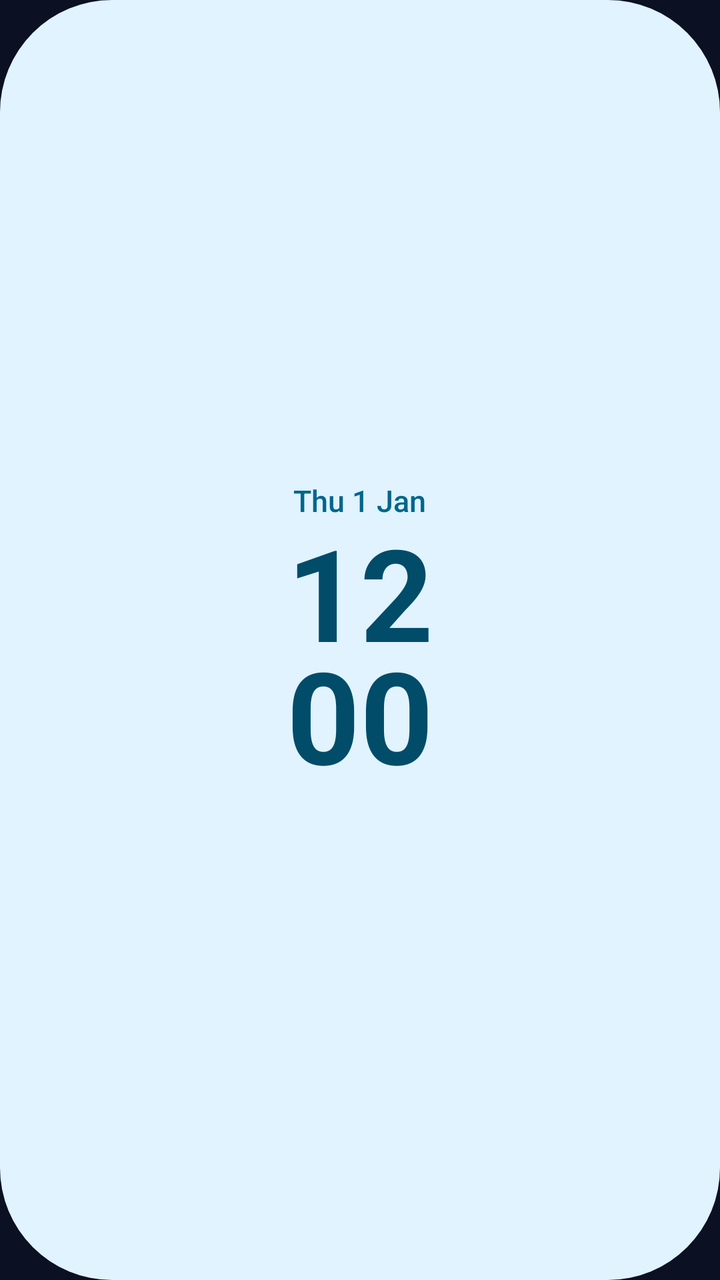
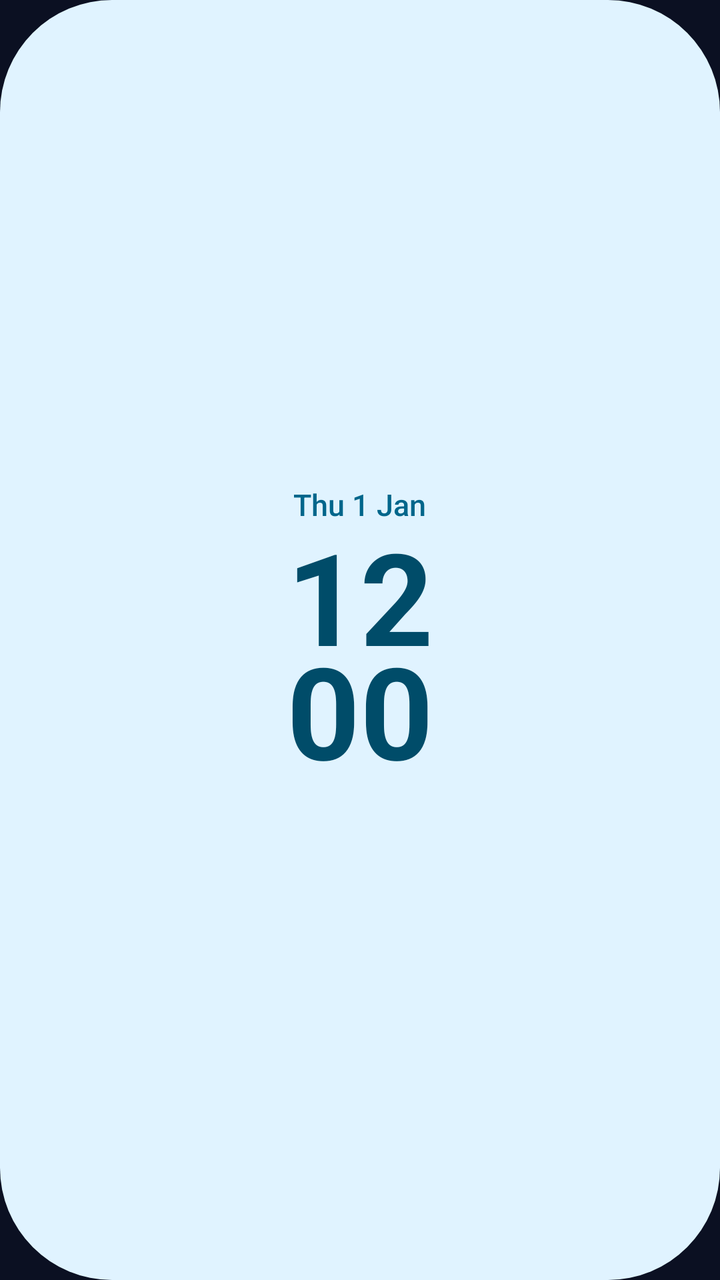

An Android layout rendered at two revisions. The XML below is the earlier revision; the diff shows what the commit changed to produce the second picture.
<!-- AndroidManifest.xml: application theme Theme.Somna -->
<!-- res/layout/widget_clock.xml -->
<?xml version="1.0" encoding="utf-8"?>
<LinearLayout xmlns:android="http://schemas.android.com/apk/res/android"
    android:id="@+id/clock_root"
    android:layout_width="match_parent"
    android:layout_height="match_parent"
    android:background="@drawable/widget_clock_background"
    android:gravity="center"
    android:orientation="vertical"
    android:padding="14dp">

    <TextClock
        android:id="@+id/clock_date"
        android:layout_width="wrap_content"
        android:layout_height="wrap_content"
        android:format12Hour="EEE d MMM"
        android:format24Hour="EEE d MMM"
        android:fontFamily="sans-serif-medium"
        android:includeFontPadding="false"
        android:textColor="@color/clock_detail"
        android:textSize="15sp" />

    
    <TextClock
        android:id="@+id/clock_time"
        android:layout_width="wrap_content"
        android:layout_height="wrap_content"
        android:layout_marginTop="2dp"
        android:format12Hour="hh&#10;mm"
        android:format24Hour="HH&#10;mm"
        android:fontFamily="sans-serif"
        android:textStyle="bold"
        android:gravity="center"
        android:includeFontPadding="false"
        android:lineSpacingMultiplier="0.82"
        android:textColor="@color/clock_digits"
        android:textSize="64sp" />

    <TextView
        android:id="@+id/clock_alarm"
        android:layout_width="wrap_content"
        android:layout_height="wrap_content"
        android:layout_marginTop="6dp"
        android:fontFamily="sans-serif-medium"
        android:includeFontPadding="false"
        android:textColor="@color/clock_detail"
        android:textSize="14sp"
        android:visibility="gone" />
</LinearLayout>
<!-- resources referenced by this layout -->
<resources>
  <color name="clock_detail">#4A5590</color>
  <color name="clock_digits">#2E3C91</color>
  <!-- drawable widget_clock_background (drawable) -->
  <?xml version="1.0" encoding="utf-8"?>
  <shape xmlns:android="http://schemas.android.com/apk/res/android" android:shape="rectangle">
      <solid android:color="@color/clock_background" />
      <corners android:radius="56dp" />
  </shape>
  <style name="Theme.Somna" parent="android:Theme.Material.NoActionBar">
          <item name="android:windowBackground">@color/night_surface</item>
          <item name="android:statusBarColor">@android:color/transparent</item>
          <item name="android:navigationBarColor">@android:color/transparent</item>
      </style>
  <color name="clock_background">#DEE0FF</color>
  <color name="night_surface">#0B1022</color>
</resources>

<!-- the commit's change to res/layout/widget_clock.xml (unified diff, before → after) -->
@@ -6,7 +6,7 @@
     android:background="@drawable/widget_clock_background"
     android:gravity="center"
     android:orientation="vertical"
-    android:padding="14dp">
+    android:padding="10dp">
 
     <TextClock
         android:id="@+id/clock_date"
@@ -31,7 +31,7 @@
         android:textStyle="bold"
         android:gravity="center"
         android:includeFontPadding="false"
-        android:lineSpacingMultiplier="0.82"
+        android:lineSpacingMultiplier="0.76"
         android:textColor="@color/clock_digits"
         android:textSize="64sp" />
 
@@ -39,10 +39,10 @@
         android:id="@+id/clock_alarm"
         android:layout_width="wrap_content"
         android:layout_height="wrap_content"
-        android:layout_marginTop="6dp"
+        android:layout_marginTop="2dp"
         android:fontFamily="sans-serif-medium"
         android:includeFontPadding="false"
         android:textColor="@color/clock_detail"
-        android:textSize="14sp"
+        android:textSize="12sp"
         android:visibility="gone" />
 </LinearLayout>
